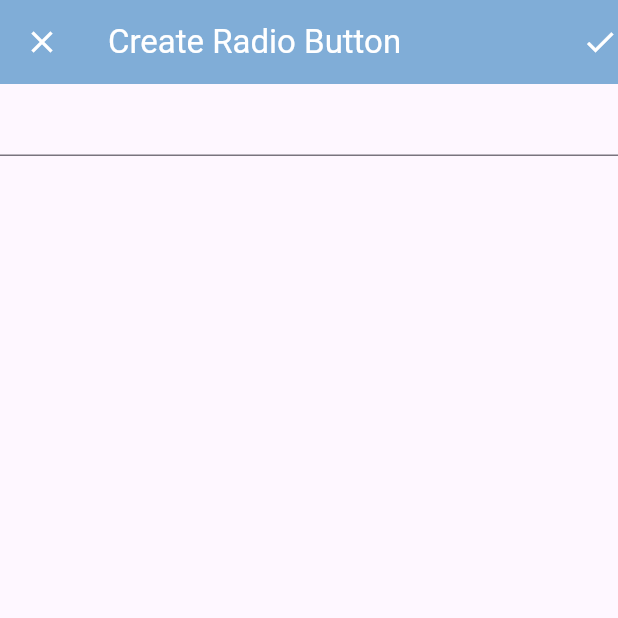
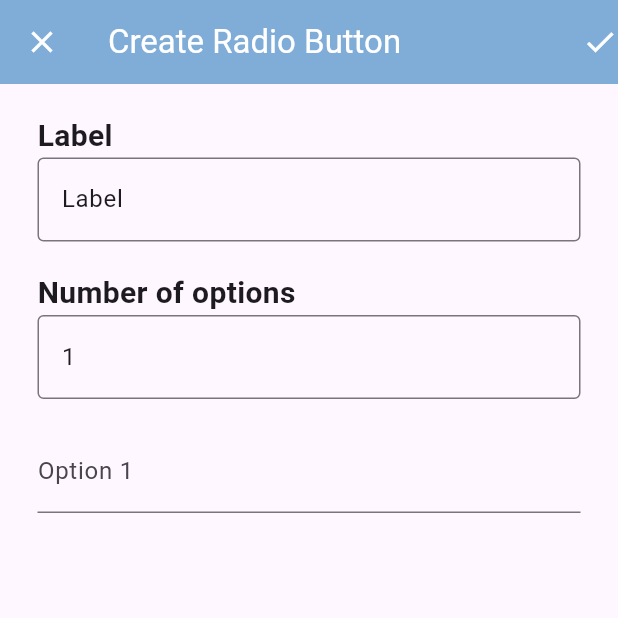
Before and after one commit to WildKoala23/Softshares, a Flutter app: the customRadioBtnForm screen opened by its route, on a phone screen of 412 x 824 dp, the top half of it. Run offline on Flutter 3.47's test engine with Material 3 defaults, Android fonts, the phone set to English and light mode, and no system bars; our stand-ins replace google_fonts, table_calendar; missing offline and left inert: dev_icons.

Commit message:
custom radioButton

```diff
--- a/lib/Pages/customRadioBtn.dart
+++ b/lib/Pages/customRadioBtn.dart
@@ -1,4 +1,5 @@
 import 'package:flutter/material.dart';
+import 'package:flutter/widgets.dart';
 
 class customRadioBtnForm extends StatefulWidget {
   customRadioBtnForm({super.key});
@@ -13,12 +14,51 @@ class customRadioBtnForm extends StatefulWidget {
 }
 
 class _customRadioBtnState extends State<customRadioBtnForm> {
-  TextEditingController titleController = TextEditingController();
+  TextEditingController labelController = TextEditingController();
+  /*Number of options controller */
+  TextEditingController numOptController = TextEditingController();
+
+  /*List of controllers to controll user defined textfields*/
+  List<TextEditingController> controllers = [];
+
+  /*Options that the user has created*/
+  List<String> options = [];
+  /*Label to the Radio Button in the form*/
+  String label = '';
+
+  /*Number of options to spawn*/
+  int opt_num = 1;
+
+  void clearIndexControllers() {
+    for (int i = 0; i < opt_num; i++) {
+      controllers.remove(TextEditingController());
+    }
+  }
+
+  void addControllers() {
+    for (int i = 0; i < opt_num; i++) {
+      controllers.add(TextEditingController());
+    }
+  }
 
   @override
-  void dispose(){
+  void initState() {
+    super.initState();
+    // Initialize controllers based on the itemCount
+    addControllers();
+    /*Placeholder*/
+    numOptController.text = "1";
+    labelController.text = "Label";
+  }
+
+  @override
+  void dispose() {
     super.dispose();
-    titleController.dispose();
+    labelController.dispose();
+    numOptController.dispose();
+    for (var controller in controllers) {
+      controller.dispose();
+    }
   }
 
   @override
@@ -31,12 +71,81 @@ class _customRadioBtnState extends State<customRadioBtnForm> {
         title: const Text('Create Radio Button'),
         actions: const [Icon(Icons.check)],
       ),
-      body: Column(
-        children: [
-          TextField(
-            controller: titleController,
-          ),
-        ],
+      body: Padding(
+        padding: const EdgeInsets.only(left: 25, right: 25, top: 20),
+        child: Column(
+          crossAxisAlignment: CrossAxisAlignment.start,
+          children: [
+            const SizedBox(
+              child: Text(
+                'Label',
+                style: TextStyle(fontSize: 20, fontWeight: FontWeight.bold),
+              ),
+            ),
+            labelContent(),
+            const SizedBox(
+                child: Text(
+              'Number of options',
+              style: TextStyle(fontSize: 20, fontWeight: FontWeight.bold),
+            )),
+            numOptionContent(),
+            Expanded(
+              child: ListView.builder(
+                  itemCount: opt_num,
+                  itemBuilder: (context, index) {
+                    return Container(
+                      child: TextField(
+                        /*Assign controller based on index */
+                        controller: controllers[index],
+                        decoration:
+                            InputDecoration(labelText: 'Option ${index + 1}'),
+                      ),
+                    );
+                  }),
+            )
+          ],
+        ),
+      ),
+    );
+  }
+
+  Container numOptionContent() {
+    return Container(
+      padding: const EdgeInsets.only(bottom: 20),
+      child: TextField(
+        controller: numOptController,
+        onSubmitted: (value) {
+          try {
+            setState(() {
+              clearIndexControllers();
+              opt_num = int.parse(numOptController.text);
+              addControllers();
+            });
+          } catch (e) {
+            print('Error parsing string to integer: $e');
+            opt_num = 1;
+          }
+        },
+        keyboardType: TextInputType.number,
+        decoration: const InputDecoration(
+            border: OutlineInputBorder(
+                borderSide: BorderSide(color: Color(0xFF49454F)))),
+      ),
+    );
+  }
+
+  Container labelContent() {
+    return Container(
+      padding: const EdgeInsets.only(bottom: 20),
+      child: TextField(
+        controller: labelController,
+        onSubmitted: (value) {
+          label = labelController.text;
+        },
+        keyboardType: TextInputType.name,
+        decoration: const InputDecoration(
+            border: OutlineInputBorder(
+                borderSide: BorderSide(color: Color(0xFF49454F)))),
       ),
     );
   }
```
Also changed, not shown: lib/Pages/createFrom.dart (+7 -2 lines).
